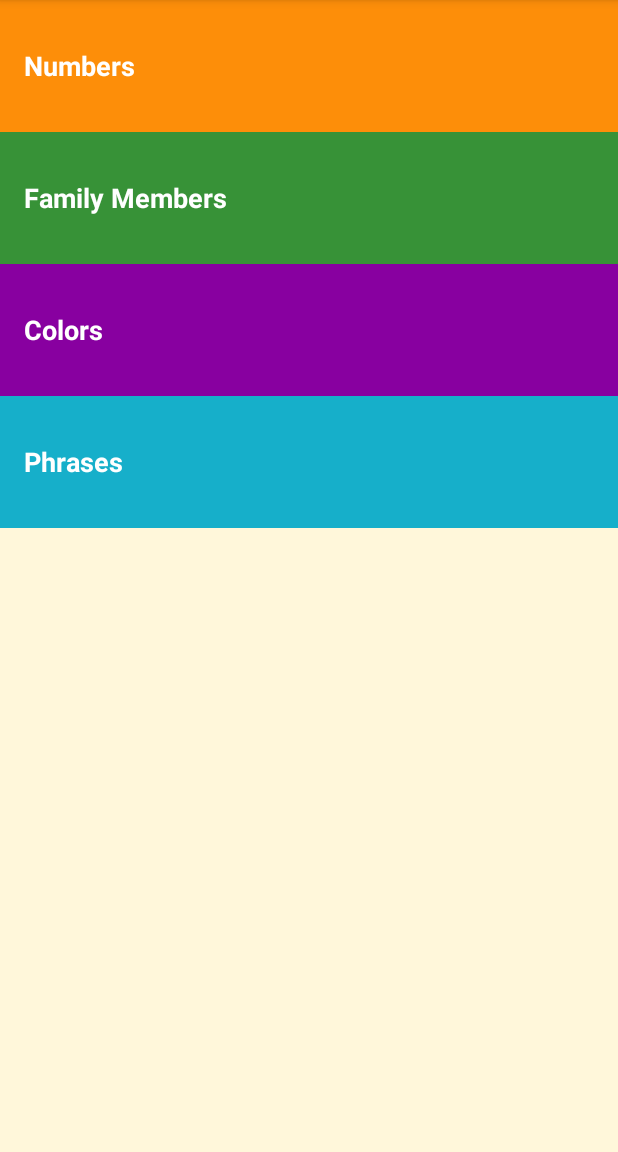
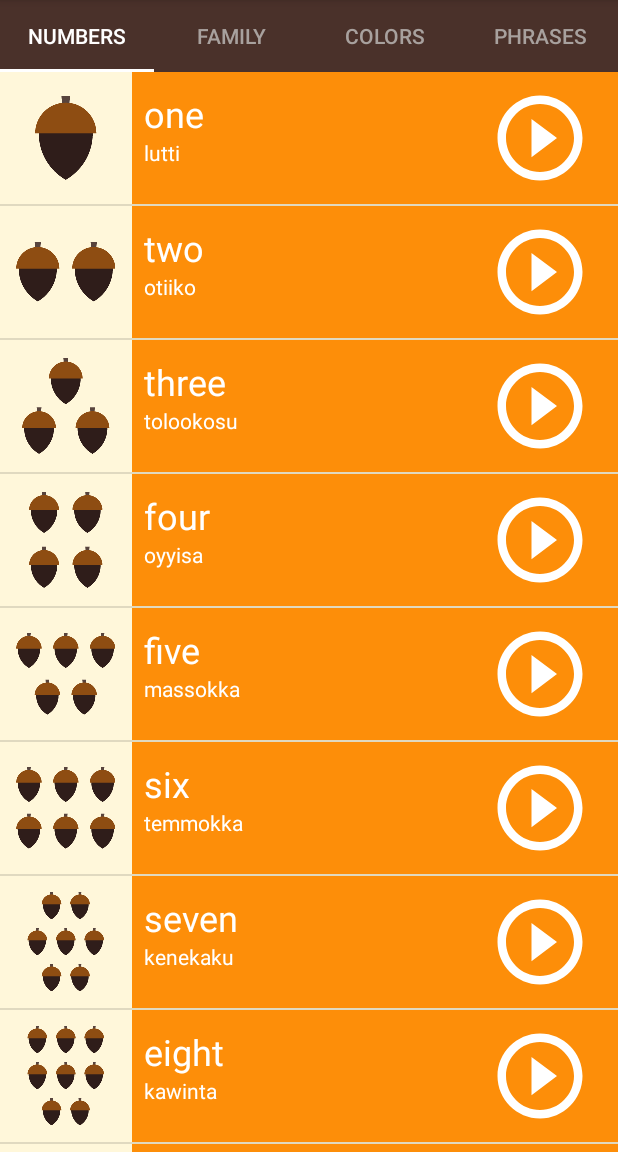
Before and after one commit to HadyAhmed/Miwok, an Android app: the screen it shows after launch (CategoryActivity), on a phone screen of 412 x 824 dp, the part 84-1236 px from its top. Run offline under Robolectric (Android 15) with nearby library versions, the phone set to English and light mode, and no system bars.

Commit message:
Adding ViewPager And Fragments

```diff
--- a/app/src/main/java/com/example/android/miwok/activity/CategoryActivity.java
+++ b/app/src/main/java/com/example/android/miwok/activity/CategoryActivity.java
@@ -15,15 +15,13 @@
  */
 package com.example.android.miwok.activity;
 
-import android.content.Context;
-import android.content.Intent;
 import android.os.Bundle;
+import android.support.design.widget.TabLayout;
+import android.support.v4.view.ViewPager;
 import android.support.v7.app.AppCompatActivity;
-import android.view.View;
-import android.view.View.OnClickListener;
-import android.widget.TextView;
 
 import com.example.android.miwok.R;
+import com.example.android.miwok.adapter.WordFragmentPageAdapter;
 
 public class CategoryActivity extends AppCompatActivity {
 
@@ -33,50 +31,12 @@ public class CategoryActivity extends AppCompatActivity {
         // Set the content of the activity to use the activity_category.xml.xml layout file
         setContentView(R.layout.activity_category);
         // Find the View that shows the numbers category
-        TextView numbers = findViewById(R.id.numbers);
-        numbers.setOnClickListener(new OnClickListener() {
-            @Override
-            public void onClick(View view) {
-                // Create a new intent to open the {@link NumbersActivity}
-                openActivity(CategoryActivity.this, NumbersActivity.class);
-            }
-        });
-        // Find the View that shows the family category
-        TextView family = findViewById(R.id.family);
-        family.setOnClickListener(new OnClickListener() {
-            @Override
-            public void onClick(View view) {
-                openActivity(CategoryActivity.this, FamilyActivity.class);
-            }
-        });
-        // Find the View that shows the colors category
-        TextView colors = findViewById(R.id.colors);
-        colors.setOnClickListener(new OnClickListener() {
-            @Override
-            public void onClick(View view) {
-                // Create a new intent to open the {@link ColorsActivity}
-                openActivity(CategoryActivity.this, ColorsActivity.class);
-            }
-        });
-        // Find the View that shows the phrases category
-        TextView phrases = findViewById(R.id.phrases);
-        phrases.setOnClickListener(new OnClickListener() {
-            @Override
-            public void onClick(View view) {
-                // Create a new intent to open the {@link PhrasesActivity}
-                openActivity(CategoryActivity.this, PhrasesActivity.class);
-            }
-        });
+        ViewPager viewPager = findViewById(R.id.view_pager);
+        WordFragmentPageAdapter adapter = new WordFragmentPageAdapter(this, getSupportFragmentManager());
+        viewPager.setAdapter(adapter);
+
+        TabLayout tabLayout = findViewById(R.id.tab_layout);
+        tabLayout.setupWithViewPager(viewPager);
     }
 
-    /**
-     * This method will be responsible for opening a new activity
-     *
-     * @param packageContext is the current package for {@link CategoryActivity}
-     * @param cls            is the activity needed to be opened.
-     */
-    private void openActivity(Context packageContext, Class<?> cls) {
-        Intent intent = new Intent(packageContext, cls);
-        startActivity(intent);
-    }
 }
--- a/app/src/main/java/com/example/android/miwok/activity/FamilyActivity.java
+++ b/app/src/main/java/com/example/android/miwok/activity/FamilyActivity.java
@@ -15,11 +15,17 @@
  */
 package com.example.android.miwok.activity;
 
+import android.app.Activity;
 import android.os.Bundle;
-import android.support.v7.app.AppCompatActivity;
+import android.support.annotation.NonNull;
+import android.support.annotation.Nullable;
+import android.support.v4.app.Fragment;
 import android.support.v7.widget.DividerItemDecoration;
 import android.support.v7.widget.LinearLayoutManager;
 import android.support.v7.widget.RecyclerView;
+import android.view.LayoutInflater;
+import android.view.View;
+import android.view.ViewGroup;
 
 import com.example.android.miwok.R;
 import com.example.android.miwok.adapter.WordAdapter;
@@ -27,14 +33,13 @@ import com.example.android.miwok.model.Word;
 
 import java.util.ArrayList;
 
-public class FamilyActivity extends AppCompatActivity {
+public class FamilyActivity extends Fragment {
     private WordAdapter adapter;
 
+    @Nullable
     @Override
-    protected void onCreate(Bundle savedInstanceState) {
-        super.onCreate(savedInstanceState);
-        setContentView(R.layout.word);
-
+    public View onCreateView(@NonNull LayoutInflater inflater, @Nullable ViewGroup container, @Nullable Bundle savedInstanceState) {
+        View view = inflater.inflate(R.layout.word, container, false);
         // Create a list of words
         ArrayList<Word> words = new ArrayList<Word>();
         words.add(new Word("father", "әpә", R.drawable.family_father, R.raw.family_father));
@@ -50,19 +55,22 @@ public class FamilyActivity extends AppCompatActivity {
 
         // Create an {@link WordAdapter}, whose data source is a list of {@link Word}s. The
         // adapter knows how to create list items for each item in the list.
-        adapter = new WordAdapter(this, words, R.color.category_family);
+        Activity activity = getActivity();
+        assert (activity != null);
+        adapter = new WordAdapter(activity, words, R.color.category_family);
 
         // Find the {@link ListView} object in the view hierarchy of the {@link Activity}.
         // There should be a {@link ListView} with the view ID called list, which is declared in the
         // word_list.xml layout file.
         // Find The View That Shows The Item List For The Phrases
-        RecyclerView itemList = findViewById(R.id.item_list_view);
+        RecyclerView itemList = view.findViewById(R.id.item_list_view);
         itemList.setAdapter(adapter);
-        itemList.addItemDecoration(new DividerItemDecoration(this, LinearLayoutManager.VERTICAL));
+        itemList.addItemDecoration(new DividerItemDecoration(activity, LinearLayoutManager.VERTICAL));
+        return view;
     }
 
     @Override
-    protected void onPause() {
+    public void onPause() {
         super.onPause();
         adapter.releaseMediaPlayer();
     }
--- a/app/src/main/java/com/example/android/miwok/activity/NumbersActivity.java
+++ b/app/src/main/java/com/example/android/miwok/activity/NumbersActivity.java
@@ -15,11 +15,17 @@
  */
 package com.example.android.miwok.activity;
 
+import android.app.Activity;
 import android.os.Bundle;
-import android.support.v7.app.AppCompatActivity;
+import android.support.annotation.NonNull;
+import android.support.annotation.Nullable;
+import android.support.v4.app.Fragment;
 import android.support.v7.widget.DividerItemDecoration;
 import android.support.v7.widget.LinearLayoutManager;
 import android.support.v7.widget.RecyclerView;
+import android.view.LayoutInflater;
+import android.view.View;
+import android.view.ViewGroup;
 
 import com.example.android.miwok.R;
 import com.example.android.miwok.adapter.WordAdapter;
@@ -27,13 +33,17 @@ import com.example.android.miwok.model.Word;
 
 import java.util.ArrayList;
 
-public class NumbersActivity extends AppCompatActivity {
+public class NumbersActivity extends Fragment {
     private WordAdapter adapter;
 
+    public NumbersActivity() {
+
+    }
+
+    @Nullable
     @Override
-    protected void onCreate(Bundle savedInstanceState) {
-        super.onCreate(savedInstanceState);
-        setContentView(R.layout.word);
+    public View onCreateView(@NonNull LayoutInflater inflater, @Nullable ViewGroup container, @Nullable Bundle savedInstanceState) {
+        View view = inflater.inflate(R.layout.word, container, false);
 
         // Create a list of words
         final ArrayList<Word> words = new ArrayList<Word>();
@@ -50,19 +60,24 @@ public class NumbersActivity extends AppCompatActivity {
 
         // Create an {@link WordAdapter}, whose data source is a list of {@link Word}s. The
         // adapter knows how to create list items for each item in the list.
-        adapter = new WordAdapter(this, words, R.color.category_numbers);
+        Activity activity = getActivity();
+        assert (activity != null);
+        adapter = new WordAdapter(activity, words, R.color.category_numbers);
 
         // Find the {@link ListView} object in the view hierarchy of the {@link Activity}.
         // There should be a {@link ListView} with the view ID called list, which is declared in the
         // word_list.xml layout file.
 
-        RecyclerView itemList = findViewById(R.id.item_list_view);
+        RecyclerView itemList = view.findViewById(R.id.item_list_view);
         itemList.setAdapter(adapter);
-        itemList.addItemDecoration(new DividerItemDecoration(this, LinearLayoutManager.VERTICAL));
+        itemList.addItemDecoration(new DividerItemDecoration(view.getContext(), LinearLayoutManager.VERTICAL));
+        return view;
+
     }
 
+
     @Override
-    protected void onPause() {
+    public void onPause() {
         super.onPause();
         adapter.releaseMediaPlayer();
     }
--- /dev/null
+++ b/app/src/main/java/com/example/android/miwok/adapter/WordFragmentPageAdapter.java
@@ -0,0 +1,56 @@
+package com.example.android.miwok.adapter;
+
+import android.content.Context;
+import android.support.annotation.Nullable;
+import android.support.v4.app.Fragment;
+import android.support.v4.app.FragmentManager;
+import android.support.v4.app.FragmentPagerAdapter;
+
+import com.example.android.miwok.R;
+import com.example.android.miwok.activity.ColorsActivity;
+import com.example.android.miwok.activity.FamilyActivity;
+import com.example.android.miwok.activity.NumbersActivity;
+import com.example.android.miwok.activity.PhrasesActivity;
+
+public class WordFragmentPageAdapter extends FragmentPagerAdapter {
+    private Context mContext;
+
+    public WordFragmentPageAdapter(Context mContext, FragmentManager fm) {
+        super(fm);
+        this.mContext = mContext;
+    }
+
+    @Override
+    public Fragment getItem(int position) {
+        switch (position) {
+            case 0:
+                return new NumbersActivity();
+            case 1:
+                return new FamilyActivity();
+            case 2:
+                return new ColorsActivity();
+            default:
+                return new PhrasesActivity();
+        }
+    }
+
+    @Override
+    public int getCount() {
+        return 4;
+    }
+
+    @Nullable
+    @Override
+    public CharSequence getPageTitle(int position) {
+        switch (position) {
+            case 0:
+                return mContext.getResources().getString(R.string.category_numbers);
+            case 1:
+                return mContext.getResources().getString(R.string.category_family);
+            case 2:
+                return mContext.getResources().getString(R.string.category_colors);
+            default:
+                return mContext.getResources().getString(R.string.category_phrases);
+        }
+    }
+}
--- a/app/src/main/res/layout/activity_category.xml
+++ b/app/src/main/res/layout/activity_category.xml
@@ -7,47 +7,14 @@
     android:orientation="vertical"
     tools:context="com.example.android.miwok.activity.CategoryActivity">
 
-    <FrameLayout
+    <android.support.design.widget.TabLayout
+        android:id="@+id/tab_layout"
+        style="@style/CategoryTabs"
         android:layout_width="match_parent"
-        android:layout_height="wrap_content"
-        android:background="@color/category_numbers">
+        android:layout_height="wrap_content" />
 
-        <TextView
-            android:id="@+id/numbers"
-            style="@style/CategoryStyle"
-            android:text="@string/category_numbers" />
-    </FrameLayout>
-
-    <FrameLayout
+    <android.support.v4.view.ViewPager
+        android:id="@+id/view_pager"
         android:layout_width="match_parent"
-        android:layout_height="wrap_content"
-        android:background="@color/category_family">
-
-        <TextView
-            android:id="@+id/family"
-            style="@style/CategoryStyle"
-            android:text="@string/category_family" />
-    </FrameLayout>
-
-    <FrameLayout
-        android:layout_width="match_parent"
-        android:layout_height="wrap_content"
-        android:background="@color/category_colors">
-
-        <TextView
-            android:id="@+id/colors"
-            style="@style/CategoryStyle"
-            android:text="@string/category_colors" />
-    </FrameLayout>
-
-    <FrameLayout
-        android:layout_width="match_parent"
-        android:layout_height="wrap_content"
-        android:background="@color/category_phrases">
-
-        <TextView
-            android:id="@+id/phrases"
-            style="@style/CategoryStyle"
-            android:text="@string/category_phrases" />
-    </FrameLayout>
+        android:layout_height="match_parent" />
 </LinearLayout>
--- a/app/src/main/res/values/colors.xml
+++ b/app/src/main/res/values/colors.xml
@@ -1,5 +1,4 @@
-<?xml version="1.0" encoding="utf-8"?>
-<!-- Copyright (C) 2016 The Android Open Source Project
+<?xml version="1.0" encoding="utf-8"?><!-- Copyright (C) 2016 The Android Open Source Project
 
      Licensed under the Apache License, Version 2.0 (the "License");
      you may not use this file except in compliance with the License.
@@ -34,4 +33,6 @@
 
     <!-- Background color for the phrases category -->
     <color name="category_phrases">#16AFCA</color>
+
+    <color name="unselected_tab">#A8A19E</color>
 </resources>
--- a/app/src/main/res/values/strings.xml
+++ b/app/src/main/res/values/strings.xml
@@ -12,7 +12,7 @@
     <string name="category_numbers">Numbers</string>
 
     <!-- Category name for the vocabulary words for family members [CHAR LIMIT=20] -->
-    <string name="category_family">Family Members</string>
+    <string name="category_family">Family</string>
     <string name="item_image_desc">image to show up the content for each item</string>
     <string name="play_audio_icon">play audio icon</string>
 
--- a/app/src/main/res/values/styles.xml
+++ b/app/src/main/res/values/styles.xml
@@ -25,4 +25,15 @@
         <item name="android:textAlignment">viewStart</item>
         <item name="android:textColor">@android:color/white</item>
     </style>
+
+    <style name="CategoryTabs" parent="Widget.Design.TabLayout">
+        <item name="tabIndicatorColor">@android:color/white</item>
+        <item name="tabBackground">@color/primary_color</item>
+        <item name="tabSelectedTextColor">@android:color/white</item>
+        <item name="tabTextAppearance">@style/CategoryTabsTextAppearance</item>
+    </style>
+
+    <style name="CategoryTabsTextAppearance" parent="TextAppearance.Design.Tab">
+        <item name="android:textColor">@color/unselected_tab</item>
+    </style>
 </resources>
```
Also changed, not shown: app/src/main/java/com/example/android/miwok/activity/ColorsActivity.java (+18 -9 lines), app/src/main/java/com/example/android/miwok/activity/PhrasesActivity.java (+18 -9 lines).
